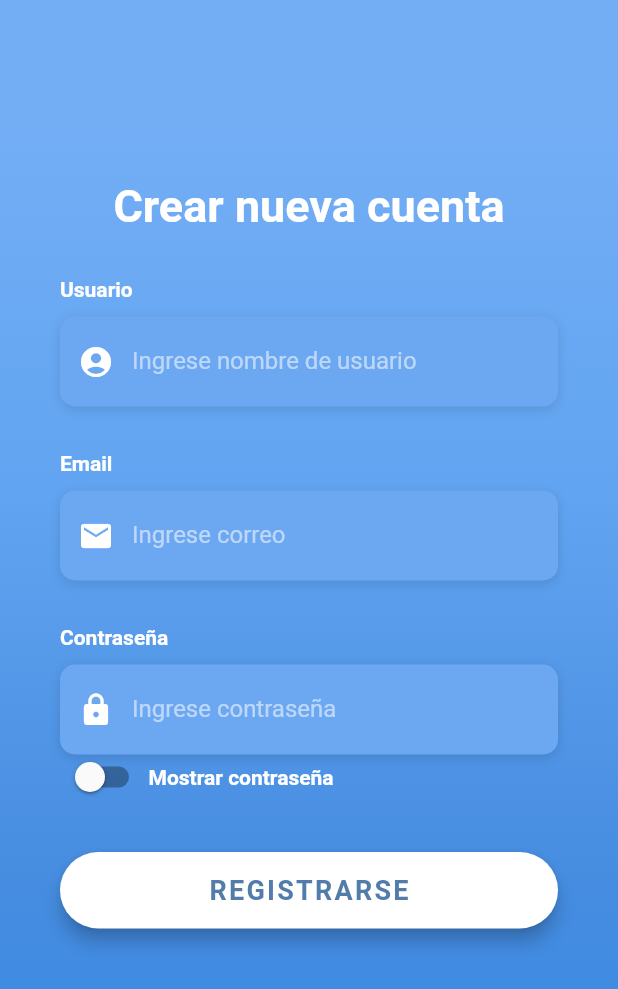
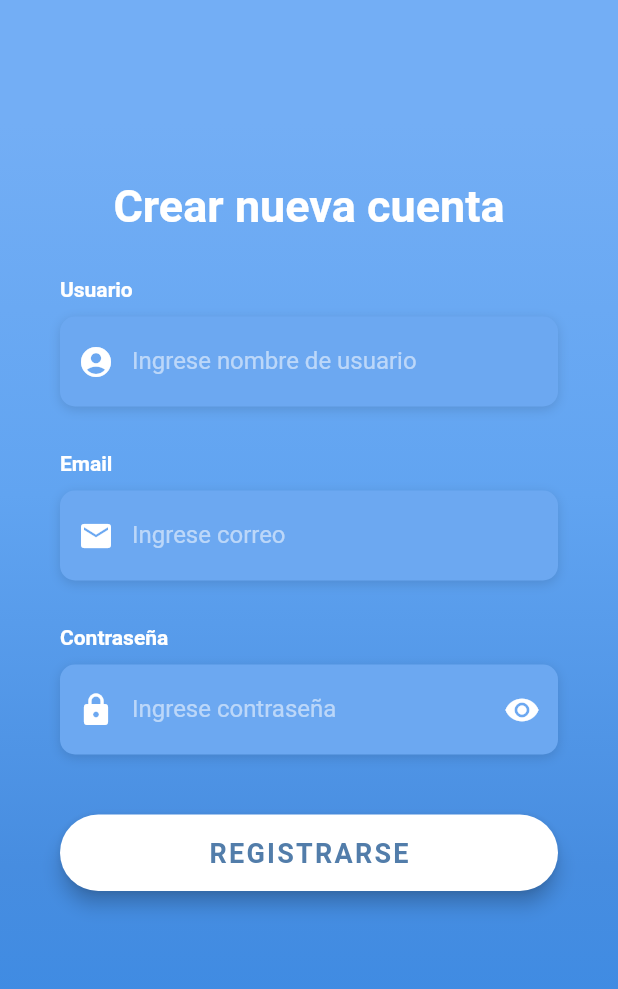
Before and after one commit to NehuenVila/delivery-app-flutter, a Flutter app: the screen it shows after launch, after a tap on an icon or button, on a phone screen of 412 x 824 dp. Shown: the top 989 px of the screen. Run offline on Flutter 3.47's test engine with Material 2 defaults, Android fonts, the phone set to English and light mode, and no system bars; Roboto replaces fonts that are missing (OpenSans).

Commit message:
mostrar contraseña completo, en registro e inicio

```diff
--- a/lib/src/pages/login_op_page.dart
+++ b/lib/src/pages/login_op_page.dart
@@ -47,7 +47,7 @@ class _LoginScreenState extends State<LoginScreen> {
                 Icons.email,
                 color: Colors.white,
               ),
-              hintText: 'pone ctm correo',
+              hintText: 'Ingrese correo',
               hintStyle: kHintTextStyle,
             ),
             onChanged: (valor){
@@ -93,14 +93,11 @@ class _LoginScreenState extends State<LoginScreen> {
               suffixIcon: IconButton(
                 onPressed: (){
                   setState(() {
-                    if(_claveOculta = true){
-                      _claveOculta = false;
-                    }if(_claveOculta = false){
-                      _claveOculta = true;
-                    }
+                    _claveOculta = !_claveOculta;
                   });
                 },
                 icon: Icon(Icons.remove_red_eye),
+                color: Colors.white,
               ),
               hintText: 'Ingrese contraseña',
               hintStyle: kHintTextStyle,
@@ -124,33 +121,6 @@ class _LoginScreenState extends State<LoginScreen> {
 
   }
 
-  Widget _buildSeePassCheckbox() {
-    return Container(
-      height: 20.0,
-      child: Row(
-        children: <Widget>[
-          Theme(
-            data: ThemeData(unselectedWidgetColor: Colors.white),
-            child: Switch(
-              value: _swichData,
-//              colo: Colors.green,
-              activeColor: Colors.white,
-              onChanged: (value) {
-                setState(() {
-                  _swichData = value;
-                  _claveOculta = !value;
-                });
-              },
-            ),
-          ),
-          Text(
-            'Mostrar contraseña',
-            style: kLabelStyle,
-          ),
-        ],
-      ),
-    );
-  }
 
   Widget _buildForgotPasswordBtn() {
     return Container(
@@ -378,14 +348,7 @@ class _LoginScreenState extends State<LoginScreen> {
                         height: 30.0,
                       ),
                       _buildPasswordTF(),
-                      Row(
-                        children: <Widget>[
-//                          _buildSeePassCheckbox(),
-                          SizedBox(width: 10.0),
-                          _buildForgotPasswordBtn(),
-                        ],
-                      ),
-                      SizedBox(height: 5.0),
+                     _buildForgotPasswordBtn(),
                       _buildRememberMeCheckbox(),
                       _buildLoginBtn(),
                       _buildSignInWithText(),
--- a/lib/src/pages/sign_up_page.dart
+++ b/lib/src/pages/sign_up_page.dart
@@ -116,6 +116,15 @@ class _SignUpPageState extends State<SignUpPage> {
                 Icons.lock,
                 color: Colors.white,
               ),
+              suffixIcon: IconButton(
+                onPressed: (){
+                  setState(() {
+                    _claveOculta = !_claveOculta;
+                  });
+                },
+                icon: Icon(Icons.remove_red_eye),
+                color: Colors.white,
+              ),
               hintText: 'Ingrese contraseña',
               hintStyle: kHintTextStyle,
             ),
@@ -133,33 +142,6 @@ class _SignUpPageState extends State<SignUpPage> {
     );
   }
 
-  Widget _buildSeePassCheckbox() {
-    return Container(
-      height: 20.0,
-      child: Row(
-        children: <Widget>[
-          Theme(
-            data: ThemeData(unselectedWidgetColor: Colors.white),
-            child: Switch(
-              value: _swichData,
-//              colo: Colors.green,
-              activeColor: Colors.white,
-              onChanged: (value) {
-                setState(() {
-                  _swichData = value;
-                  _claveOculta = !value;
-                });
-              },
-            ),
-          ),
-          Text(
-            'Mostrar contraseña',
-            style: kLabelStyle,
-          ),
-        ],
-      ),
-    );
-  }
 
 
   Widget _buildLoginBtn() {
@@ -271,8 +253,6 @@ class _SignUpPageState extends State<SignUpPage> {
                         height: 30.0,
                       ),
                       _buildPasswordTF(),
-                      SizedBox(height: 5.0),
-                      _buildSeePassCheckbox(),
                       SizedBox(height: 15.0),
                       _buildLoginBtn(),
                     ],
```
